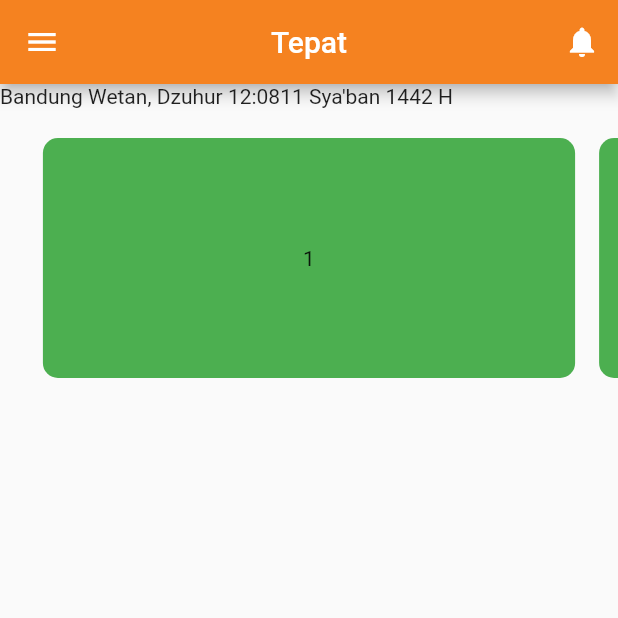
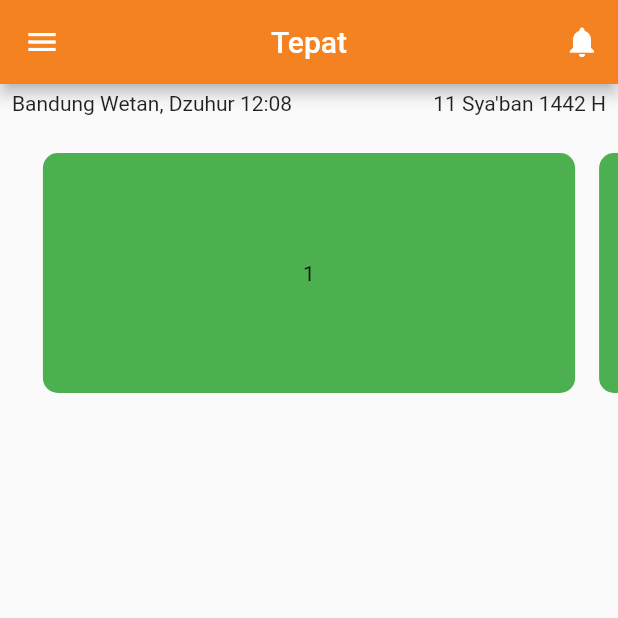
Before and after one commit to abdulrzk44/pactindo_task_ui, a Flutter app: the screen it shows after launch, on a phone screen of 412 x 824 dp, the top half of it. Run offline on Flutter 3.47's test engine with Material 2 defaults, Android fonts, the phone set to English and light mode, and no system bars; drawn by our look-alikes of carousel_slider.

Commit message:
peraikan layout tanggal

```diff
--- a/lib/main.dart
+++ b/lib/main.dart
@@ -79,18 +79,19 @@ class _MyHomePageState extends State<MyHomePage> {
         body: Column(
           children: [
             Container(
+              margin: EdgeInsets.symmetric(horizontal: 8, vertical: 5),
                 child: Row(
+                  mainAxisAlignment: MainAxisAlignment.spaceBetween,
               children: [
                 Text(
                   'Bandung Wetan, Dzuhur 12:08',
-
                 ),
                 Text(
                   "11 Sya'ban 1442 H",
-                  textAlign: TextAlign.right,
                 ),
               ],
-            )),
+            )
+            ),
             SingleChildScrollView(
               child: Container(
                   child: CarouselSlider(
```
